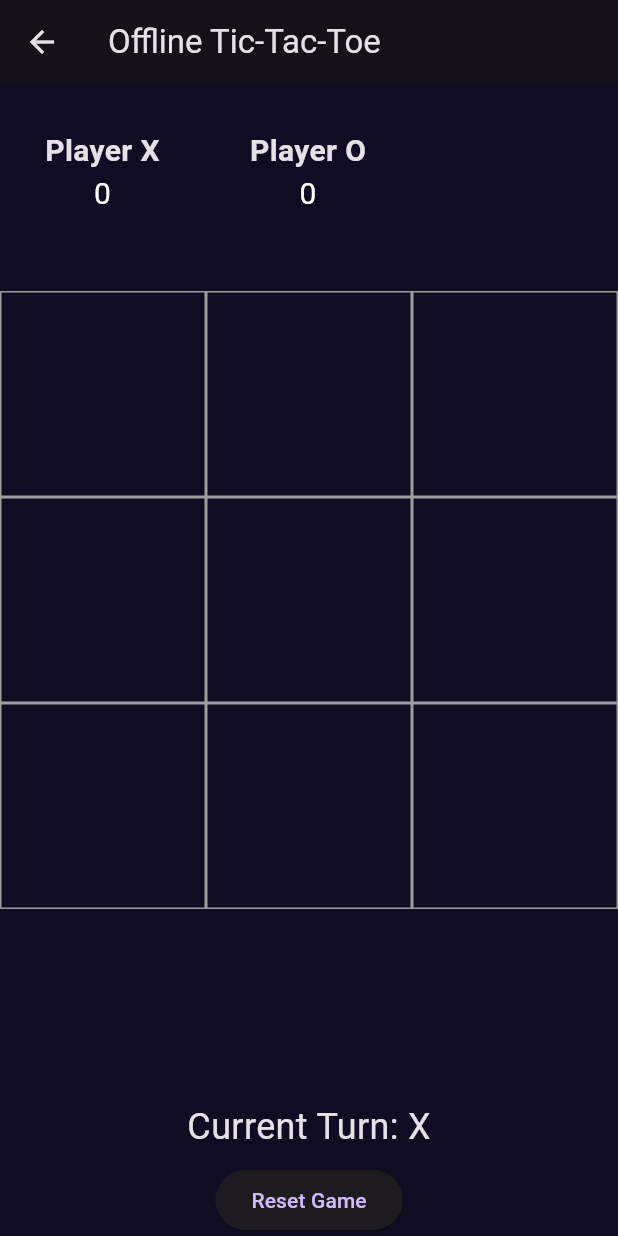
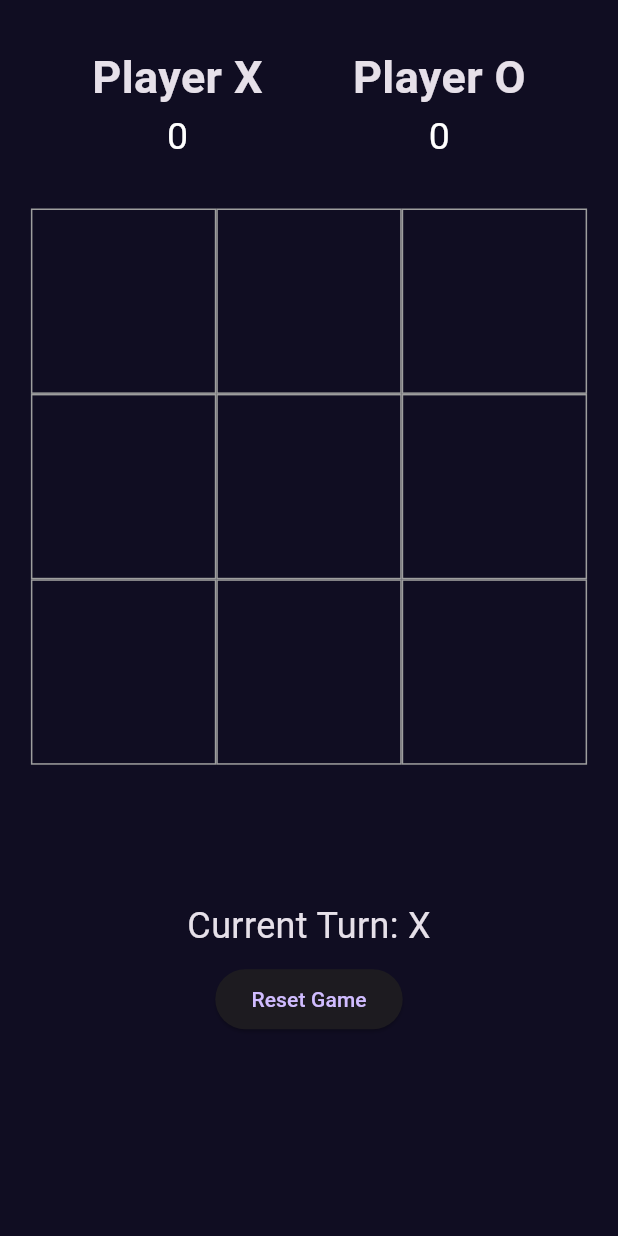
Before and after one commit to 5-abdulsami/flutter_tic_tac_toe, a Flutter app: the OfflineGameScreen screen opened by its route, on a phone screen of 412 x 824 dp. Run offline on Flutter 3.47's test engine with Material 3 defaults, Android fonts, the phone set to English and light mode, and no system bars; our stand-ins replace socket_io_client; network calls fail.

Commit message:
adjusted UI of offline game

```diff
--- a/lib/offline_module/offline_game_screen.dart
+++ b/lib/offline_module/offline_game_screen.dart
@@ -10,28 +10,25 @@ class OfflineGameScreen extends StatelessWidget {
 
   @override
   Widget build(BuildContext context) {
-    return Scaffold(
-      appBar: AppBar(
-        title: const Text('Offline Tic-Tac-Toe'),
-      ),
-      body: Column(
+    var size = MediaQuery.of(context).size;
+    OfflineGameProvider offlineGameProvider =
+        Provider.of<OfflineGameProvider>(context);
+    return SafeArea(
+      child: Scaffold(
+        body: Padding(
+          padding: EdgeInsets.symmetric(horizontal: size.width * 0.05),
+          child: Column(
+            mainAxisSize: MainAxisSize.min,
             children: [
               // Reusable Scoreboard Widget
               const OfflineScoreboard(),
-          const SizedBox(height: 20),
               // Offline Tic-Tac-Toe Board
-          Expanded(
-            child: Consumer<OfflineGameProvider>(
-              builder: (context, provider, _) {
-                return OfflineTicTacToeBoard(
-                  currentTurn: provider.currentPlayer,
+              OfflineTicTacToeBoard(
+                currentTurn: offlineGameProvider.currentPlayer,
                 onMove: (index) {
-                    provider.makeMove(
+                  offlineGameProvider.makeMove(
                       index, context); // Pass context to makeMove
                 },
-                );
-              },
-            ),
               ),
               // Status Bar to show who's turn or if there's a winner
               _StatusBar(),
@@ -44,6 +41,8 @@ class OfflineGameScreen extends StatelessWidget {
               ),
             ],
           ),
+        ),
+      ),
     );
   }
 }
@@ -51,12 +50,12 @@ class OfflineGameScreen extends StatelessWidget {
 class _StatusBar extends StatelessWidget {
   @override
   Widget build(BuildContext context) {
-    final provider = Provider.of<OfflineGameProvider>(context);
-    String status = provider.winner.isNotEmpty
-        ? (provider.winner == 'Draw'
+    final offlineGameProvider = Provider.of<OfflineGameProvider>(context);
+    String status = offlineGameProvider.winner.isNotEmpty
+        ? (offlineGameProvider.winner == 'Draw'
             ? 'It\'s a Draw!'
-            : '${provider.winner} Wins!')
-        : 'Current Turn: ${provider.currentPlayer}';
+            : '${offlineGameProvider.winner} Wins!')
+        : 'Current Turn: ${offlineGameProvider.currentPlayer}';
 
     return Padding(
       padding: const EdgeInsets.all(8.0),
--- a/lib/offline_module/offline_scorebord.dart
+++ b/lib/offline_module/offline_scorebord.dart
@@ -12,17 +12,18 @@ class OfflineScoreboard extends StatelessWidget {
         Provider.of<OfflineGameProvider>(context);
 
     return Row(
+      mainAxisAlignment: MainAxisAlignment.center,
       children: [
         Padding(
           padding: const EdgeInsets.all(30),
           child: Column(mainAxisAlignment: MainAxisAlignment.center, children: [
             const Text(
               'Player X', // Fixed name as this is for offline mode
-              style: TextStyle(fontSize: 20, fontWeight: FontWeight.bold),
+              style: TextStyle(fontSize: 30, fontWeight: FontWeight.bold),
             ),
             Text(
               offlineGameProvider.xScore.toString(), // Player X score
-              style: const TextStyle(fontSize: 20, color: whiteColor),
+              style: const TextStyle(fontSize: 25, color: whiteColor),
             ),
           ]),
         ),
@@ -31,11 +32,11 @@ class OfflineScoreboard extends StatelessWidget {
           child: Column(mainAxisAlignment: MainAxisAlignment.center, children: [
             const Text(
               'Player O', // Fixed name as this is for offline mode
-              style: TextStyle(fontSize: 20, fontWeight: FontWeight.bold),
+              style: TextStyle(fontSize: 30, fontWeight: FontWeight.bold),
             ),
             Text(
               offlineGameProvider.oScore.toString(), // Player O score
-              style: const TextStyle(fontSize: 20, color: whiteColor),
+              style: const TextStyle(fontSize: 25, color: whiteColor),
             ),
           ]),
         ),
--- a/lib/provider/offline_game_provider.dart
+++ b/lib/provider/offline_game_provider.dart
@@ -23,7 +23,6 @@ class OfflineGameProvider with ChangeNotifier {
     _winner = '';
     xScore = 0;
     oScore = 0;
-
     notifyListeners();
   }
 
@@ -32,7 +31,6 @@ class OfflineGameProvider with ChangeNotifier {
     _filledBoxes = 0;
     _currentPlayer = 'X';
     _winner = '';
-
     notifyListeners();
   }
 
--- a/lib/screens/game_screen.dart
+++ b/lib/screens/game_screen.dart
@@ -28,6 +28,7 @@ class _GameScreenState extends State<GameScreen> {
 
   @override
   Widget build(BuildContext context) {
+    var size = MediaQuery.of(context).size;
     RoomDataProvider roomDataProvider = Provider.of<RoomDataProvider>(context);
     print(Provider.of<RoomDataProvider>(context).player2.nickname);
     return Scaffold(
--- a/lib/widgets/offline_tic_tac_toe_board.dart
+++ b/lib/widgets/offline_tic_tac_toe_board.dart
@@ -20,7 +20,7 @@ class OfflineTicTacToeBoard extends StatelessWidget {
     final size = MediaQuery.of(context).size;
 
     return ConstrainedBox(
-      constraints: BoxConstraints(maxHeight: size.height * 0.7, maxWidth: 500),
+      constraints: BoxConstraints(maxHeight: size.height * 0.55, maxWidth: 500),
       child: GridView.builder(
         itemCount: 9,
         gridDelegate: const SliverGridDelegateWithFixedCrossAxisCount(
```
Lines whose indentation alone changed are shown as unchanged.
